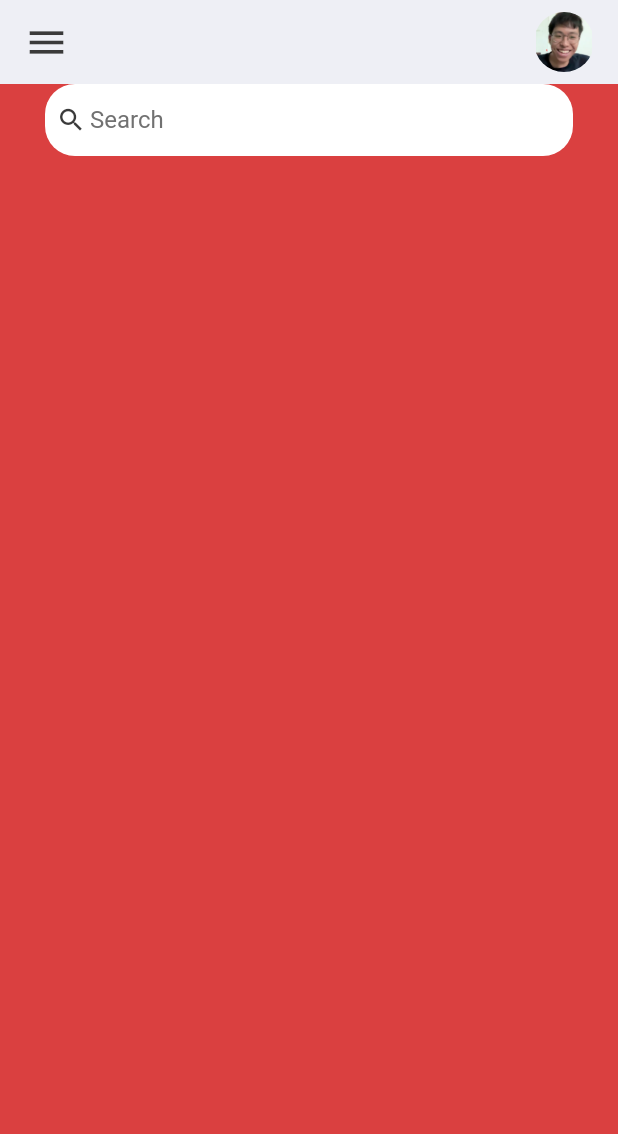
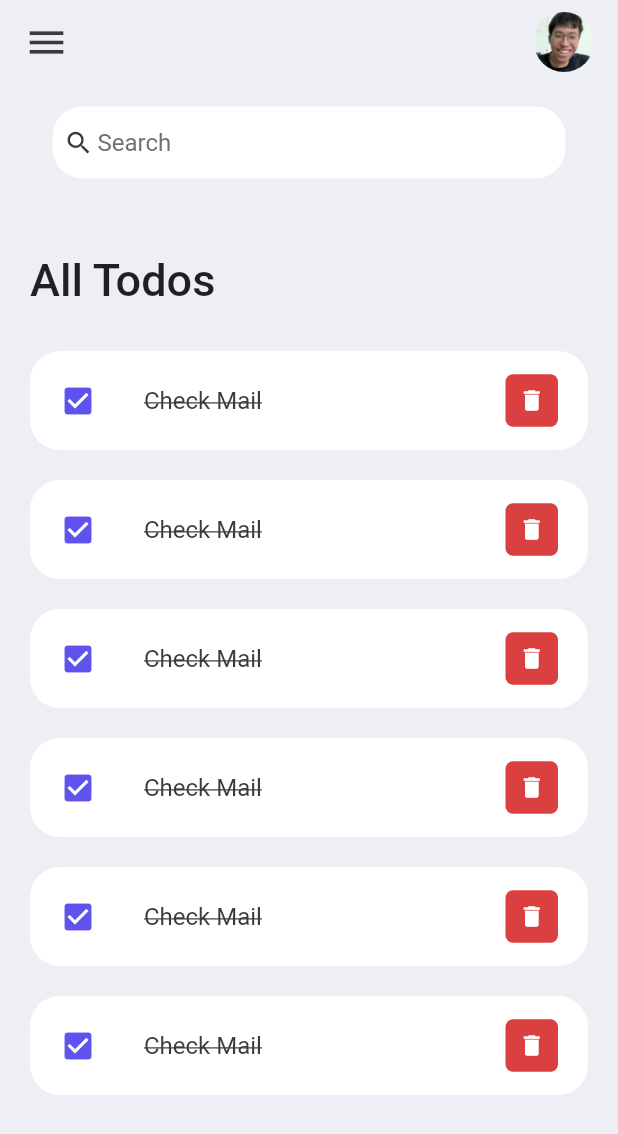
Before and after one commit to Supasek555/todo_app_flutter, a Flutter app: the screen it shows after launch, on a phone screen of 412 x 824 dp. Shown: the top 1134 px of the screen. Run offline on Flutter 3.47's test engine with Material 2 defaults, Android fonts, the phone set to English and light mode, and no system bars.

Commit message:
Todo Component Before Modeling Stage

```diff
--- /dev/null
+++ b/lib/model/todo.dart
@@ -0,0 +1,24 @@
+class ToDo {
+  String? id;
+  String? todoText;
+  late bool isDone;
+}
+
+ToDo(
+  {
+  required this.id,
+  required this.todoText,
+  this.isDone = false,
+});
+
+
+static List<ToDo> todoList(){
+  return [
+    ToDo(id: '01', todoText: "Learning Flutter", isDone: true),
+    ToDo(id: '02', todoText: "Quite Time", isDone: true),
+    ToDo(id: '03', todoText: "Quite Time"),
+    ToDo(id: '04', todoText: "Quite Time"),
+    ToDo(id: '05', todoText: "Quite Time"),
+    ToDo(id: '06', todoText: "Quite Time")
+    ];
+}
--- a/lib/screens/home.dart
+++ b/lib/screens/home.dart
@@ -1,8 +1,12 @@
 import 'package:flutter/material.dart';
 import 'package:todo_app/constants/colors.dart';
+import 'package:todo_app/widgets/todo_item.dart';
+import "../model/todo.dart";
 
 class Home extends StatelessWidget {
   const Home({super.key});
+
+  final todoList = ToDo.todoList;
 
   @override
   Widget build(BuildContext context) {
@@ -10,11 +14,37 @@ class Home extends StatelessWidget {
       backgroundColor: tdBGColor,
       appBar: _buildAppBar(),
       body: Container(
-        color: tdRed,
-        padding: EdgeInsets.symmetric(horizontal: 15),
+        // color: tdRed,
+        padding: EdgeInsets.symmetric(horizontal: 20, vertical: 15),
         child: Column(
           children: [
             searchBox(),
+            Expanded(
+              child: ListView(
+                children: [
+                  Container(
+                    margin: EdgeInsets.only(
+                      top: 50,
+                      bottom: 20,
+                    ),
+                    child: Text(
+                      'All Todos',
+                      style: TextStyle(
+                        fontSize: 30,
+                        fontWeight: FontWeight.w500,
+                      ),
+                    ),
+                  ),
+                  ToDoItem(),
+                  ToDoItem(),
+                  ToDoItem(),
+                  ToDoItem(),
+                  ToDoItem(),
+                  ToDoItem(),
+
+                ],
+              ),
+            )
           ],
         ),
       ),
--- /dev/null
+++ b/lib/widgets/todo_item.dart
@@ -0,0 +1,52 @@
+import 'package:flutter/material.dart';
+import 'package:todo_app/constants/colors.dart';
+
+class ToDoItem extends StatelessWidget {
+  const ToDoItem({super.key});
+
+  @override
+  Widget build(BuildContext context) {
+    return Container(
+      margin: EdgeInsets.symmetric(vertical: 10),
+      child: ListTile(
+        onTap: () {
+          print("Murghy Zindabad");
+        },
+        shape: RoundedRectangleBorder(
+          borderRadius: BorderRadius.circular(20),
+        ),
+        contentPadding: EdgeInsets.symmetric(horizontal: 20, vertical: 5),
+        tileColor: Colors.white,
+        leading: Icon(
+          Icons.check_box,
+          color: tdBlue,
+        ),
+        title: Text(
+          "Check Mail",
+          style: TextStyle(
+              fontSize: 16,
+              color: tdBlack,
+              decoration: TextDecoration.lineThrough),
+        ),
+        trailing: Container(
+          padding: EdgeInsets.all(0),
+          // margin: EdgeInsets.symmetric(vertical: 12),
+          height: 35,
+          width: 35,
+          decoration: BoxDecoration(
+            color: tdRed,
+            borderRadius: BorderRadius.circular(5),
+          ),
+          child: IconButton(
+            color: Colors.white,
+            iconSize: 18,
+            icon: Icon(Icons.delete),
+            onPressed: () {
+              print("Ram Ram");
+            },
+          ),
+        ),
+      ),
+    );
+  }
+}
```
